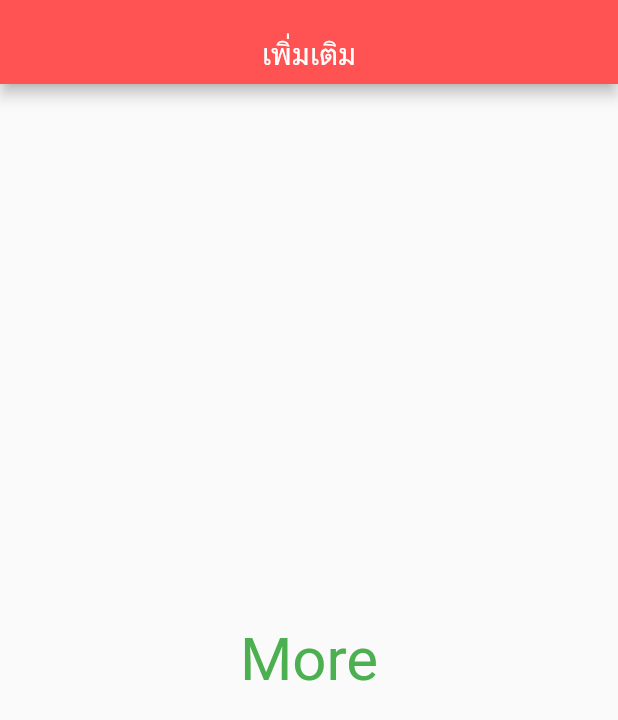
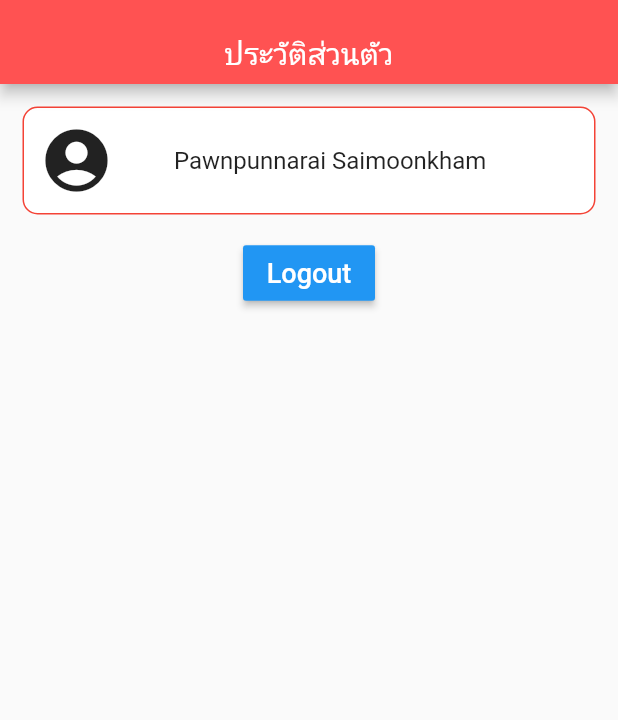
Before and after one commit to Pornpunnarai/driverapp, a Flutter app: the Third screen opened directly, on a phone screen of 412 x 824 dp. Shown: the top 720 px of the screen. Run offline on Flutter 3.47's test engine with Material 2 defaults, Android fonts, the phone set to English and light mode, and no system bars; our stand-ins replace firebase_auth, firebase_database; accounts and stored records are empty.

Commit message:
fix design

```diff
--- a/lib/app_screens/homepage.dart
+++ b/lib/app_screens/homepage.dart
@@ -97,13 +97,13 @@ class _HomeScreenState extends State<HomeScreen> with SingleTickerProviderStateM
                     text: 'หน้าแรก',
                   ),
                   new Tab(
+                    icon: new Icon(Icons.account_circle),
+                    text: 'ข้อมูลส่วนตัว',
+                  ),
+                  new Tab(
                     icon: new Icon(Icons.history),
                     text: 'ประวัติ',
                   ),
-                  new Tab(
-                    icon: new Icon(Icons.more),
-                    text: 'เพิ่มเติม',
-                  )
                 ],
                     indicatorColor: Colors.white,
                     labelColor:Colors.black,
@@ -111,8 +111,9 @@ class _HomeScreenState extends State<HomeScreen> with SingleTickerProviderStateM
                     unselectedLabelColor:Colors.white)),
             body: new TabBarView(controller: controller, children: <Widget>[
               new first.First(),
+              new third.Third(),
               new second.Second(),
-              new third.Third()
+
             ]))
     );
   }
--- a/lib/app_screens/third_screen.dart
+++ b/lib/app_screens/third_screen.dart
@@ -1,6 +1,11 @@
 import 'package:flutter/material.dart';
 
 class Third extends StatelessWidget {
+
+  void logout() {
+
+  }
+
 
   Widget build(BuildContext context) {
     return Scaffold(
@@ -11,17 +16,61 @@ class Third extends StatelessWidget {
           child: new Center(
             child: new Column(
               children: <Widget>[
-                new Text('เพิ่มเติม', style: TextStyle(color: Colors.white),)
+                new Text('ประวัติส่วนตัว', style: TextStyle(color: Colors.white),)
               ],
             ),
           ),
         ),
       ),
       body: Container(
-        child: new Center(
-          child: new Text('More', style : TextStyle(fontSize: 40.0, color: Colors.green)),
+        child: Column(
+          children: <Widget>[
+            Container(
+              margin: EdgeInsets.all(15.0),
+              padding: EdgeInsets.all(10.0),
+              decoration: BoxDecoration(color: Colors.white,borderRadius: BorderRadius.circular(10.0),border: Border.all(color: Colors.red)),
+              child: Row(
+                children: <Widget>[
+                  Expanded(
+                    flex:1,
+                    child: Row(
+                      children: <Widget>[
+                        Icon(Icons.account_circle, size: 50.0,),
+                      ],
+                    ),
+                  ),
+                  Expanded(
+                    flex: 3,
+                    child: Row(
+                      children: <Widget>[
+                       Text('Pawnpunnarai Saimoonkham', style: TextStyle(fontSize: 16.0),),
+//                 Text('+66 824960172')
+                      ],
+                    ),
+                  ),
+                ],
+
+              ),
+            ),
+            Container(
+              child: Column(
+                  children: <Widget>[
+                    new Align(alignment: FractionalOffset.bottomCenter),
+                    new RaisedButton(
+                      padding: const EdgeInsets.all(8.0),
+                      textColor: Colors.white,
+                      color: Colors.blue,
+                      onPressed: logout,
+                      child: new Text("Logout", style: TextStyle(fontSize: 18.0),),
+                    ),
+                  ],
+              ),
+            ),
+
+          ],
         ),
-      ),
+
+        ),
     );
   }
 }
--- a/lib/main.dart
+++ b/lib/main.dart
@@ -10,7 +10,7 @@ class MyApp extends StatelessWidget {
     return MaterialApp(
       title: 'Driver Login App',
       theme: new ThemeData(
-        primarySwatch: Colors.blue,
+        primaryColor: Colors.white,
       ),
       home: new RootPage(auth: new Auth()),
 //      home:  HomeScreen(),
```
